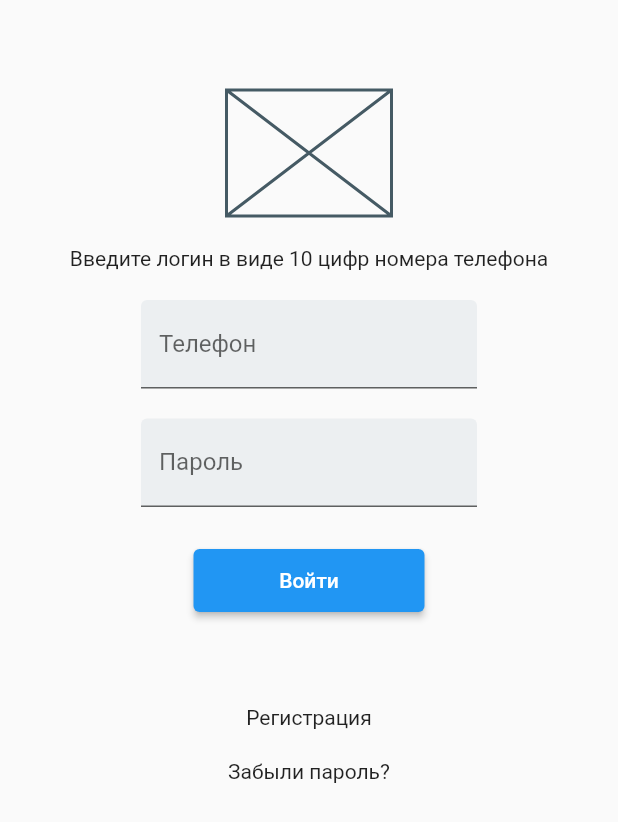
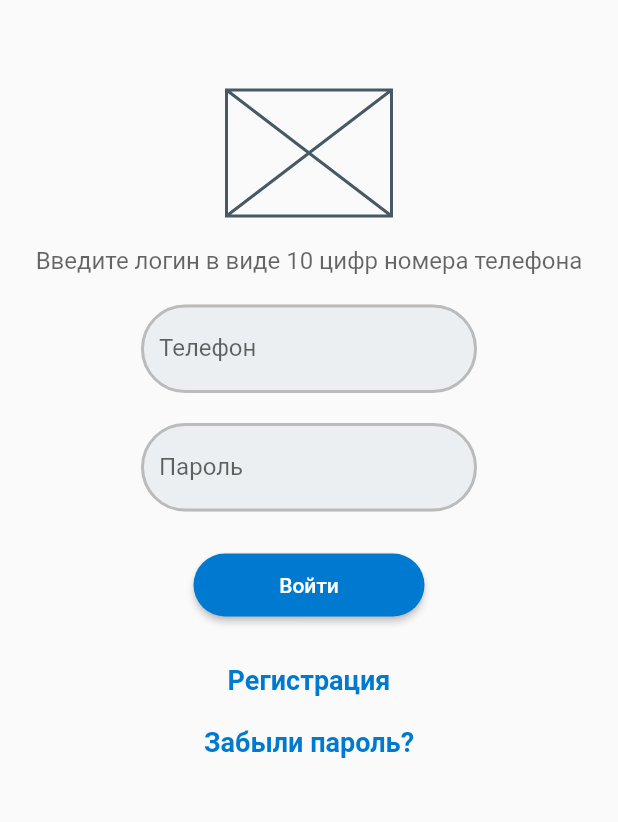
Before and after one commit to KalimullinRI/auth_page_new1, a Flutter app: the screen it shows after launch, on a phone screen of 412 x 824 dp. Shown: the top 822 px of the screen. Run offline on Flutter 3.47's test engine with Material 2 defaults, Android fonts, the phone set to English and light mode, and no system bars.

Commit message:
Добавлена стилизация формы авторизации

```diff
--- a/lib/main.dart
+++ b/lib/main.dart
@@ -10,21 +10,34 @@ class MyApp extends StatelessWidget {
   // This widget is the root of your application.
   @override
   Widget build(BuildContext context) {
+    const borderStyle = OutlineInputBorder(
+      borderRadius:  BorderRadius.all(Radius.circular(36)),
+      borderSide: BorderSide(
+        color: const Color(0xFFbbbbbb), width: 2));
+    const LinkTextStyle = TextStyle(
+      fontSize: 18,
+      fontWeight: FontWeight.bold,
+      color: Color(0xFF0079D0)
+    );
+
     return MaterialApp(
       home: Scaffold(
         body: Container(
           width: double.infinity,
           child: Column(children: [
             SizedBox(height: 60,),
-            SizedBox(width: 110, height: 84, child: Placeholder()),
+            SizedBox(width: 110, height: 84, child: Placeholder(),),
             SizedBox(height: 20,),
-            Text('Введите логин в виде 10 цифр номера телефона'),
+            Text('Введите логин в виде 10 цифр номера телефона',
+               style: TextStyle(fontSize: 16, color: Color.fromRGBO(0, 0, 0, 0.6)),),
             SizedBox(height: 20,),
             const SizedBox(width: 224,
               child: TextField(
                 decoration: InputDecoration(
                   filled: true,
                   fillColor: Color(0xFFeceff1),
+                  enabledBorder: borderStyle,
+                  focusedBorder: borderStyle,
                   labelText: 'Телефон',
                 ),
               ),
@@ -36,18 +49,32 @@ class MyApp extends StatelessWidget {
                 decoration: InputDecoration(
                   filled: true,
                   fillColor: Color(0xFFeceff1),
+                  enabledBorder: borderStyle,
+                  focusedBorder: borderStyle,
                   labelText: 'Пароль',
                 ),
               ),
             ),
             SizedBox(height: 28,),
-            SizedBox(width: 154, height: 42, child: ElevatedButton(onPressed: (){}, child: Text('Войти'))),
-            SizedBox(height: 62,),
-            InkWell(child: Text('Регистрация'),onTap: (){}),
+            SizedBox(width: 154, height: 42, child:
+              ElevatedButton(onPressed: (){},
+                  child: Text('Войти'),
+                  style: ElevatedButton.styleFrom(
+                  primary: Color(0xFF0079D0),
+                  shape: RoundedRectangleBorder(
+                   borderRadius: BorderRadius.circular(36.0),
+                      ),
+                  ),
+              )
+              ),
+            SizedBox(height: 32,),
+            InkWell(child: const Text('Регистрация', style: LinkTextStyle,),
+                onTap: (){}),
             SizedBox(height: 20,),
-            InkWell(child: Text('Забыли пароль?'),onTap: (){}),
-          ]),
-        ),
+            InkWell(child: const Text('Забыли пароль?', style: LinkTextStyle,),
+                onTap:() {}),
+          ],),
+        )
     ),
     );
 
```
